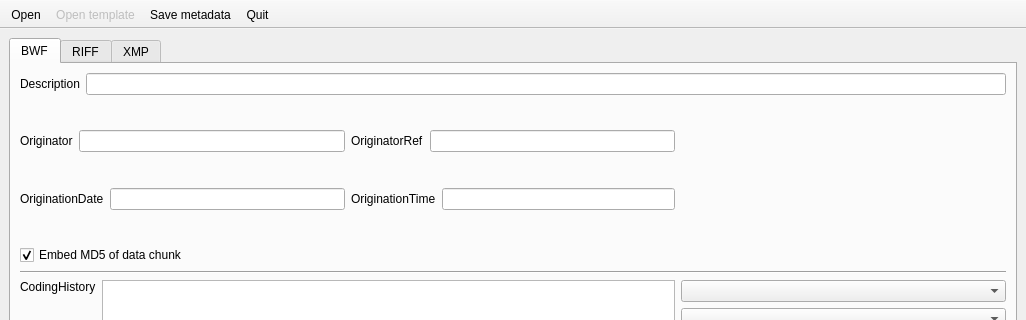
This is tabbed.ui in Ukrainian-History/autoBWF as Qt 5 draws it before an edit; both pictures show x 0 to 1026 and y 0 to 320 of the 1026 by 600 pixel window. The edited form follows.
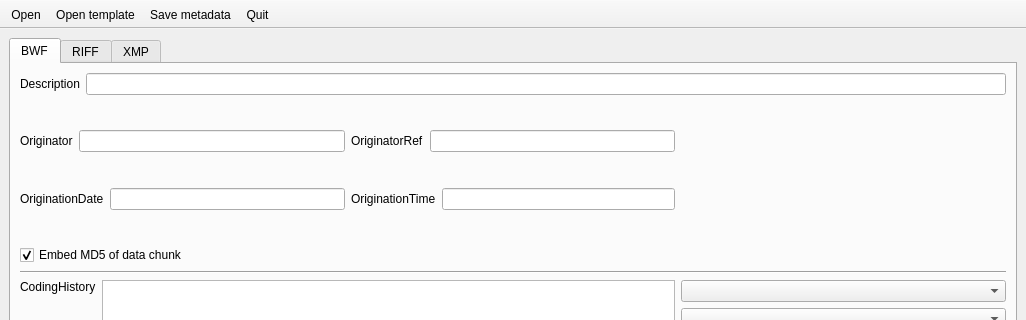
This is the edited form.

Commit message: fixed save bug, added open template callback, but it doesn't work

Patch:
```diff
--- a/tabbed.ui
+++ b/tabbed.ui
@@ -676,7 +676,7 @@
   </action>
   <action name="actionOpen_template">
    <property name="enabled">
-    <bool>false</bool>
+    <bool>true</bool>
    </property>
    <property name="text">
     <string>Open template...</string>
```
The commit also changes 2 other files.
